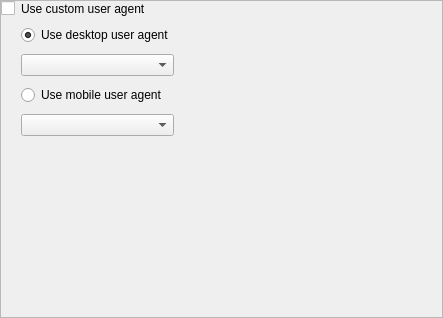
The window that seospider/ui/user_agent_settings_widget.ui (andrascii/RiveSolutions_SEO_Spider) describes before a commit, drawn with Qt 5.
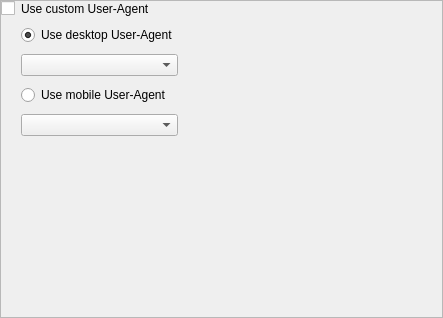
The same window after the commit.

What changed in the file:
```diff
--- a/seospider/ui/user_agent_settings_widget.ui
+++ b/seospider/ui/user_agent_settings_widget.ui
@@ -64,7 +64,7 @@
         <item row="3" column="1">
          <widget class="QRadioButton" name="useMobileUserAgentRadioButton">
           <property name="text">
-           <string>Use mobile user agent</string>
+           <string>Use mobile User-Agent</string>
           </property>
           <property name="controlKey" stdset="0">
            <string notr="true">useMobileUserAgent</string>
@@ -93,7 +93,7 @@
         <item row="1" column="1">
          <widget class="QRadioButton" name="useDesktopUserAgentRadioButton">
           <property name="text">
-           <string>Use desktop user agent</string>
+           <string>Use desktop User-Agent</string>
           </property>
           <property name="checked">
            <bool>true</bool>
@@ -138,7 +138,7 @@
         <item row="0" column="1">
          <widget class="QLabel" name="label">
           <property name="text">
-           <string>Use custom user agent</string>
+           <string>Use custom User-Agent</string>
           </property>
           <property name="buddy">
            <cstring>useCustomUserAgentCheckBox</cstring>
```
Left out of the diff: 2 changed lines with no effect on the pictures.
